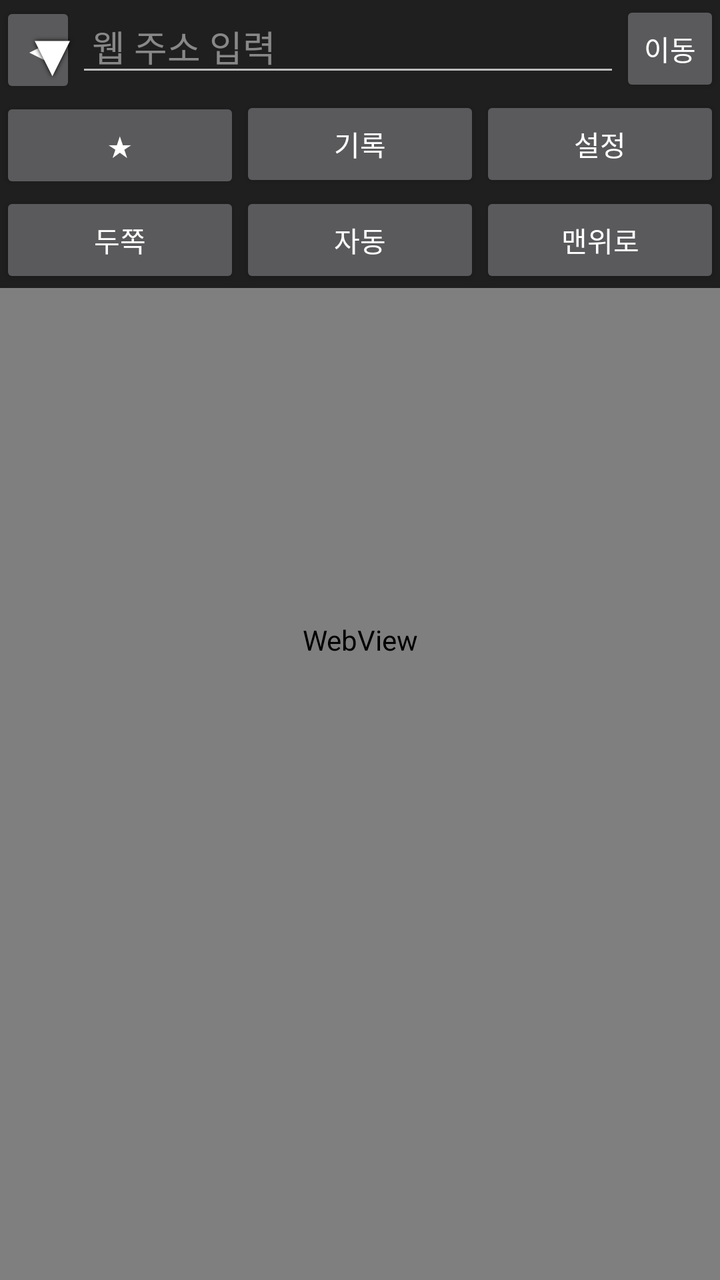
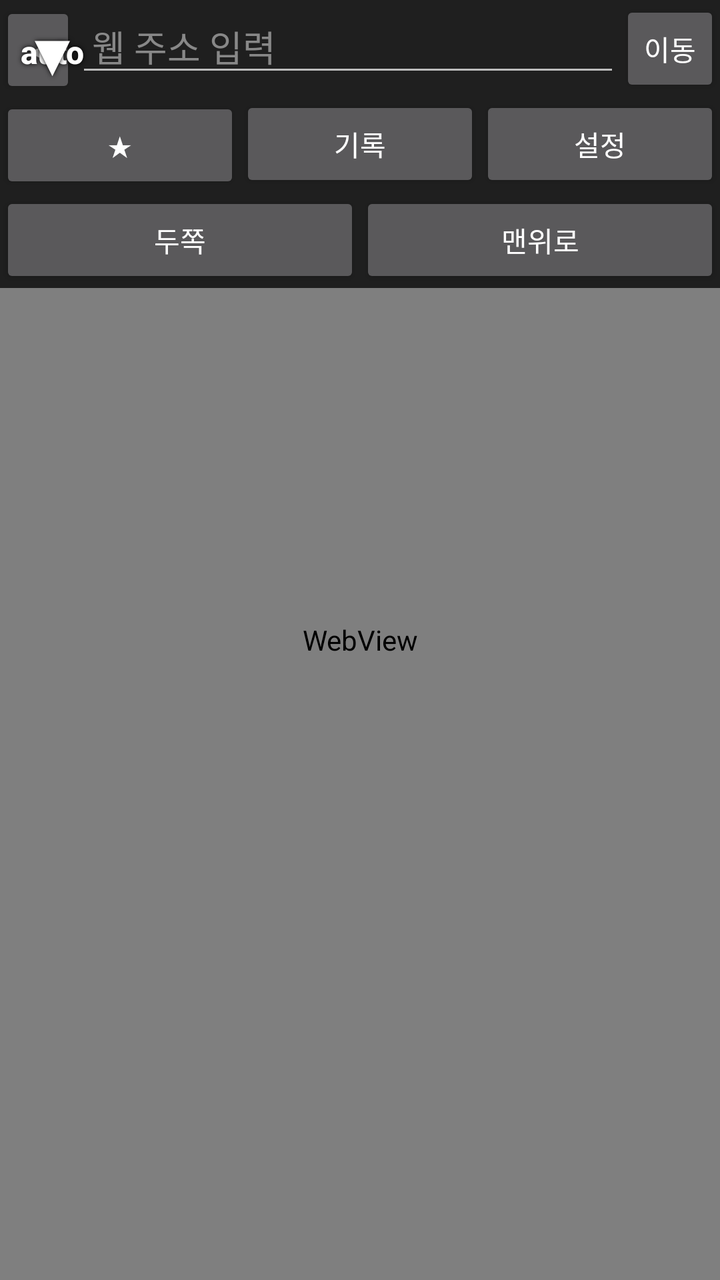

Two renders of the same Android screen: before a commit and after it. Below are the layout's source before the change and the commit's diff.
<!-- AndroidManifest.xml: application theme android:Theme.Material.NoActionBar -->
<!-- res/layout/activity_main.xml -->
<?xml version="1.0" encoding="utf-8"?>
<FrameLayout xmlns:android="http://schemas.android.com/apk/res/android"
    android:id="@+id/root"
    android:layout_width="match_parent" android:layout_height="match_parent" android:background="#111111">

    <WebView android:id="@+id/web" android:layout_width="match_parent" android:layout_height="match_parent"
        android:scrollbars="none" />

    
    <LinearLayout android:id="@+id/topBar" android:layout_width="match_parent"
        android:layout_height="wrap_content" android:orientation="vertical"
        android:layout_gravity="top" android:background="#DD111111">
        
        <LinearLayout android:layout_width="match_parent" android:layout_height="wrap_content"
            android:orientation="horizontal">
            <Button android:id="@+id/backBtn" android:layout_width="wrap_content"
                android:layout_height="wrap_content" android:minWidth="0dp" android:text="◀" />
            <EditText android:id="@+id/urlInput" android:layout_width="0dp" android:layout_weight="1"
                android:layout_height="wrap_content" android:hint="웹 주소 입력" android:inputType="textUri"
                android:imeOptions="actionGo" android:singleLine="true" android:textColor="#FFFFFF"
                android:textColorHint="#888888" android:paddingStart="8dp" android:paddingEnd="8dp" />
            <Button android:id="@+id/goBtn" android:layout_width="wrap_content"
                android:layout_height="wrap_content" android:minWidth="0dp" android:text="이동" />
        </LinearLayout>
        <LinearLayout android:layout_width="match_parent" android:layout_height="wrap_content"
            android:orientation="horizontal">
            <Button android:id="@+id/bookmarkBtn" android:layout_width="0dp" android:layout_weight="1"
                android:layout_height="wrap_content" android:text="★" />
            <Button android:id="@+id/historyBtn" android:layout_width="0dp" android:layout_weight="1"
                android:layout_height="wrap_content" android:text="기록" />
            <Button android:id="@+id/settingsBtn" android:layout_width="0dp" android:layout_weight="1"
                android:layout_height="wrap_content" android:text="설정" />
        </LinearLayout>
        <LinearLayout android:layout_width="match_parent" android:layout_height="wrap_content"
            android:orientation="horizontal">
            <Button android:id="@+id/twoBtn" android:layout_width="0dp" android:layout_weight="1"
                android:layout_height="wrap_content" android:text="두쪽" />
            <Button android:id="@+id/autoBtn" android:layout_width="0dp" android:layout_weight="1"
                android:layout_height="wrap_content" android:text="자동" />
            <Button android:id="@+id/topBtn" android:layout_width="0dp" android:layout_weight="1"
                android:layout_height="wrap_content" android:text="맨위로" />
        </LinearLayout>
    </LinearLayout>

    <Button android:id="@+id/nextBtn" android:layout_width="wrap_content" android:layout_height="wrap_content"
        android:layout_gravity="bottom|center_horizontal" android:layout_marginBottom="24dp"
        android:text="다음화 ▶" android:visibility="gone" />

    
    <FrameLayout android:id="@+id/btnLayer" android:layout_width="match_parent" android:layout_height="match_parent"
        android:clipChildren="false">
        
        <Button android:id="@+id/downBtn" android:layout_width="52dp" android:layout_height="52dp"
            android:background="@android:color/transparent" android:text="▼" android:textSize="30sp"
            android:textColor="#FFFFFFFF" android:shadowColor="#FF000000" android:shadowRadius="6"
            android:shadowDx="0" android:shadowDy="0" android:stateListAnimator="@null" />
    </FrameLayout>

    <FrameLayout android:id="@+id/scrollTrack" android:layout_width="32dp" android:layout_height="match_parent"
        android:layout_gravity="end" android:layout_marginTop="110dp" android:layout_marginBottom="16dp">
        <View android:id="@+id/scrollThumb" android:layout_width="12dp" android:layout_height="64dp"
            android:layout_gravity="end" android:layout_marginEnd="4dp" android:visibility="gone" />
    </FrameLayout>
</FrameLayout>
<!-- resources referenced by this layout -->
<resources>

</resources>

<!-- the commit's change to res/layout/activity_main.xml (unified diff, before → after) -->
@@ -35,7 +35,6 @@
             android:orientation="horizontal">
             <Button android:id="@+id/twoBtn" android:layout_width="0dp" android:layout_weight="1"
                 android:layout_height="wrap_content" android:text="두쪽" />
-            <Button android:id="@+id/autoBtn" android:layout_width="0dp" android:layout_weight="1"
                 android:layout_height="wrap_content" android:text="자동" />
             <Button android:id="@+id/topBtn" android:layout_width="0dp" android:layout_weight="1"
                 android:layout_height="wrap_content" android:text="맨위로" />
@@ -50,6 +49,11 @@
     <FrameLayout android:id="@+id/btnLayer" android:layout_width="match_parent" android:layout_height="match_parent"
         android:clipChildren="false">
         
+        <Button android:id="@+id/autoBtn" android:layout_width="52dp" android:layout_height="52dp"
+            android:background="@android:color/transparent" android:text="auto" android:textSize="16sp"
+            android:textAllCaps="false" android:textStyle="bold"
+            android:textColor="#FFFFFFFF" android:shadowColor="#FF000000" android:shadowRadius="6"
+            android:shadowDx="0" android:shadowDy="0" android:stateListAnimator="@null" />
         <Button android:id="@+id/downBtn" android:layout_width="52dp" android:layout_height="52dp"
             android:background="@android:color/transparent" android:text="▼" android:textSize="30sp"
             android:textColor="#FFFFFFFF" android:shadowColor="#FF000000" android:shadowRadius="6"
